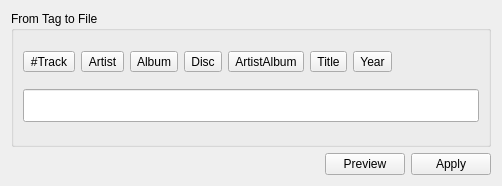
First picture: the form in code/MiamPlayer/tagconverter.ui, repository MBach/Miam-Player, before the edit.
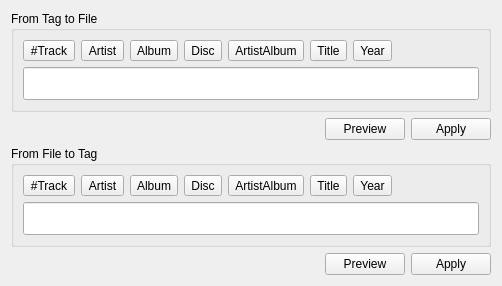
Second picture: the form after the edit. Custom widgets are drawn as their Qt base class.

```diff
--- a/code/MiamPlayer/tagconverter.ui
+++ b/code/MiamPlayer/tagconverter.ui
@@ -7,7 +7,7 @@
     <x>0</x>
     <y>0</y>
     <width>502</width>
-    <height>186</height>
+    <height>258</height>
    </rect>
   </property>
   <layout class="QVBoxLayout" name="verticalLayout">
@@ -98,6 +98,124 @@
      </layout>
     </widget>
    </item>
+   <item>
+    <layout class="QHBoxLayout" name="horizontalLayout_4">
+     <item>
+      <spacer name="horizontalSpacer_4">
+       <property name="orientation">
+        <enum>Qt::Horizontal</enum>
+       </property>
+       <property name="sizeHint" stdset="0">
+        <size>
+         <width>40</width>
+         <height>20</height>
+        </size>
+       </property>
+      </spacer>
+     </item>
+     <item>
+      <widget class="QPushButton" name="tagToFilePreviewButton">
+       <property name="text">
+        <string>Preview</string>
+       </property>
+      </widget>
+     </item>
+     <item>
+      <widget class="QPushButton" name="tagToFileApplyButton">
+       <property name="text">
+        <string>Apply</string>
+       </property>
+      </widget>
+     </item>
+    </layout>
+   </item>
+   <item>
+    <widget class="QGroupBox" name="fileToTagGroupBox">
+     <property name="title">
+      <string>From File to Tag</string>
+     </property>
+     <layout class="QVBoxLayout" name="verticalLayout_3">
+      <item>
+       <layout class="QHBoxLayout" name="horizontalLayout_3">
+        <item>
+         <widget class="QToolButton" name="trackTB_2">
+          <property name="text">
+           <string>#Track</string>
+          </property>
+         </widget>
+        </item>
+        <item>
+         <widget class="QToolButton" name="artistTB_2">
+          <property name="text">
+           <string>Artist</string>
+          </property>
+         </widget>
+        </item>
+        <item>
+         <widget class="QToolButton" name="albumTB_2">
+          <property name="text">
+           <string>Album</string>
+          </property>
+         </widget>
+        </item>
+        <item>
+         <widget class="QToolButton" name="discTB_2">
+          <property name="text">
+           <string>Disc</string>
+          </property>
+         </widget>
+        </item>
+        <item>
+         <widget class="QToolButton" name="artistAlbumTB_2">
+          <property name="text">
+           <string>ArtistAlbum</string>
+          </property>
+         </widget>
+        </item>
+        <item>
+         <widget class="QToolButton" name="titleTB_2">
+          <property name="text">
+           <string>Title</string>
+          </property>
+         </widget>
+        </item>
+        <item>
+         <widget class="QToolButton" name="yearTB_2">
+          <property name="text">
+           <string>Year</string>
+          </property>
+         </widget>
+        </item>
+        <item>
+         <spacer name="horizontalSpacer_3">
+          <property name="orientation">
+           <enum>Qt::Horizontal</enum>
+          </property>
+          <property name="sizeHint" stdset="0">
+           <size>
+            <width>40</width>
+            <height>20</height>
+           </size>
+          </property>
+         </spacer>
+        </item>
+       </layout>
+      </item>
+      <item>
+       <widget class="TagLineEdit" name="tagPattern_2">
+        <property name="font">
+         <font>
+          <pointsize>16</pointsize>
+         </font>
+        </property>
+        <property name="clearButtonEnabled">
+         <bool>true</bool>
+        </property>
+       </widget>
+      </item>
+     </layout>
+    </widget>
+   </item>
    <item>
     <layout class="QHBoxLayout" name="horizontalLayout">
      <item>
```
Left out of the diff: 6 changed lines with no effect on the pictures.
